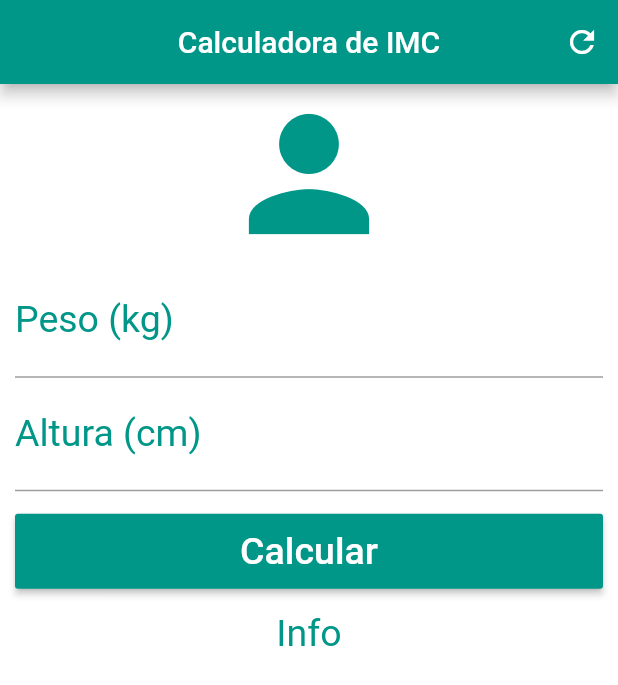
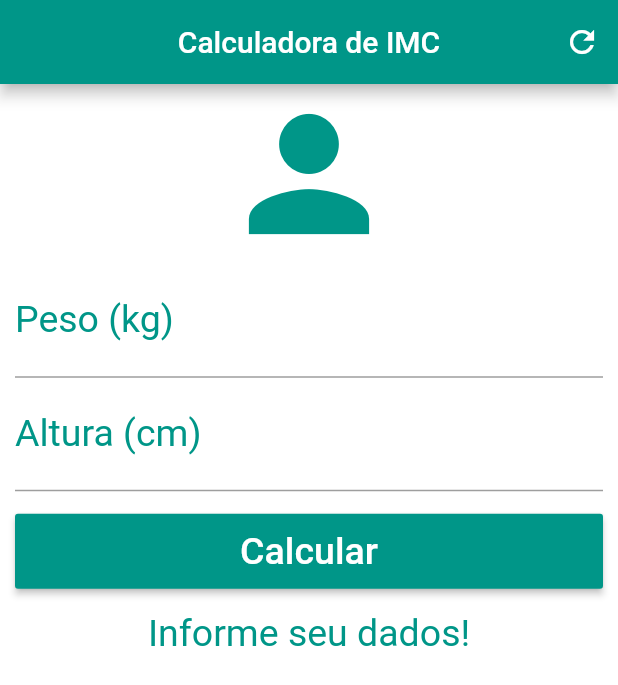
Before and after one commit to henriSandovalSilva/calculadora_imc, a Flutter app: the screen it shows after launch, after a tap on "Calcular", on a phone screen of 412 x 824 dp. Shown: the top 685 px of the screen. Run offline on Flutter 3.47's test engine with Material 2 defaults, Android fonts, the phone set to English and light mode, and no system bars.

Commit message:
Controller dos TextFields e cálculos

```diff
--- a/lib/main.dart
+++ b/lib/main.dart
@@ -12,6 +12,41 @@ class Home extends StatefulWidget {
 }
 
 class _HomeState extends State<Home> {
+  TextEditingController weightController = TextEditingController();
+  TextEditingController heightController = TextEditingController();
+
+  String _infoText = 'Informe seu dados!';
+
+  void _resetFields() {
+    weightController.text = '';
+    heightController.text = '';
+
+    _infoText = 'Informe seu dados!';
+  }
+
+  void _calculate() {
+    setState(() {
+      double weight = double.parse(weightController.text);
+      double height = double.parse(heightController.text) / 100;
+
+      double imc = weight / (height * height);
+
+      if (imc < 18.6) {
+        _infoText = "Abaixo do Peso (${imc.toStringAsPrecision(4)})";
+      } else if (imc >= 18.6 && imc < 24.9) {
+        _infoText = "Peso Ideal (${imc.toStringAsPrecision(4)})";
+      } else if (imc >= 24.9 && imc < 29.9) {
+        _infoText = "Levemente Acima do Peso (${imc.toStringAsPrecision(4)})";
+      } else if (imc >= 29.9 && imc < 34.9) {
+        _infoText = "Obesidade Grau I (${imc.toStringAsPrecision(4)})";
+      } else if (imc >= 34.9 && imc < 39.9) {
+        _infoText = "Obesidade Grau II (${imc.toStringAsPrecision(4)})";
+      } else if (imc >= 40) {
+        _infoText = "Obesidade Grau III (${imc.toStringAsPrecision(4)})";
+      }
+    });
+  }
+
   @override
   Widget build(BuildContext context) {
     return Scaffold(
@@ -22,7 +57,7 @@ class _HomeState extends State<Home> {
           backgroundColor: Colors.teal,
           actions: <Widget>[
             IconButton(
-              onPressed: () {},
+              onPressed: _resetFields,
               icon: Icon(Icons.refresh),
             )
           ],
@@ -50,6 +85,7 @@ class _HomeState extends State<Home> {
                   color: Colors.teal,
                   fontSize: 25.0,
                 ),
+                controller: weightController,
               ),
               TextField(
                 keyboardType: TextInputType.number,
@@ -62,13 +98,14 @@ class _HomeState extends State<Home> {
                   color: Colors.teal,
                   fontSize: 25.0,
                 ),
+                controller: heightController,
               ),
               Padding(
                 padding: EdgeInsets.only(top: 15.0, bottom: 15.0),
                 child: Container(
                   height: 50.0,
                   child: RaisedButton(
-                    onPressed: () {},
+                    onPressed: _calculate,
                     child: Text(
                       'Calcular',
                       style: TextStyle(
@@ -81,7 +118,7 @@ class _HomeState extends State<Home> {
                 ),
               ),
               Text(
-                'Info',
+                _infoText,
                 textAlign: TextAlign.center,
                 style: TextStyle(
                   color: Colors.teal,
```
